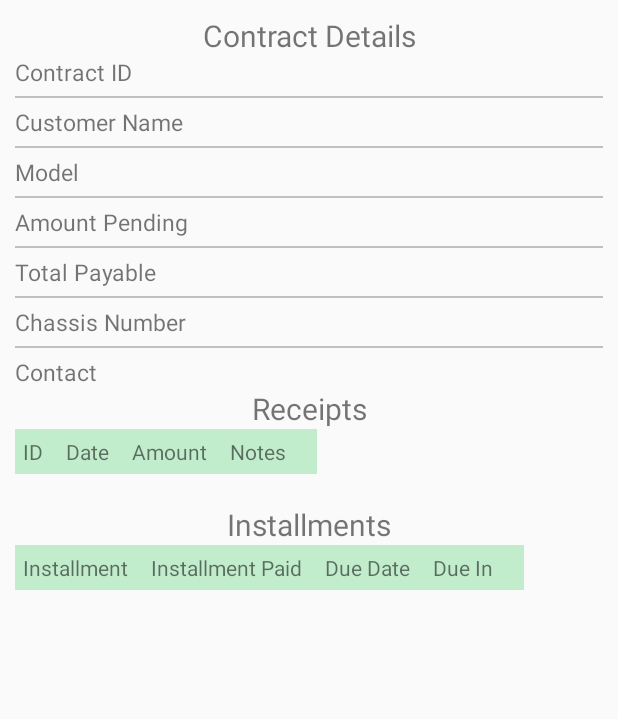
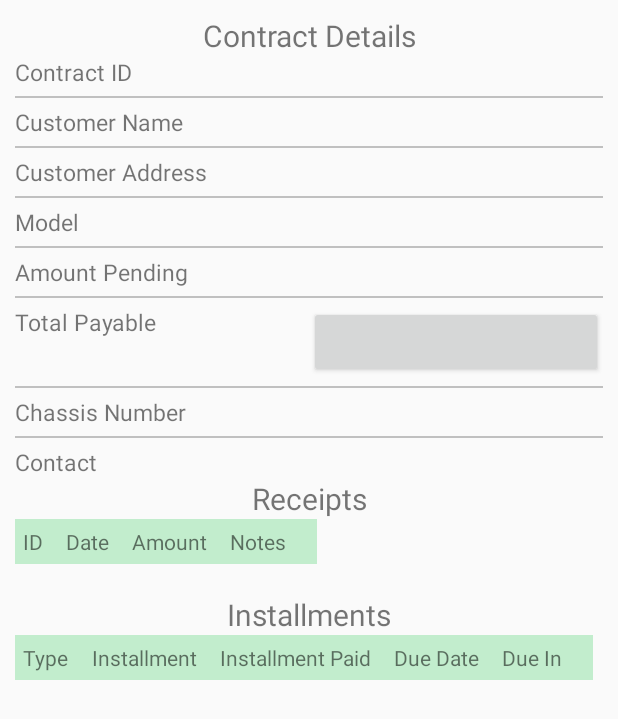
Before and after one commit to ssrdive/cidium-android, an Android app: the layout activity_contract_details.xml on its own in the app's theme, with its tools: preview values and no code run, on a phone screen of 412 x 824 dp. Shown: the top 719 px of the screen. Run offline under Robolectric (Android 15) with nearby library versions, the phone set to English and light mode, and no system bars; network calls fail.

Commit message:
Contract address added

```diff
--- a/app/build.gradle
+++ b/app/build.gradle
@@ -6,8 +6,8 @@ android {
         applicationId "app.agrivest.android"
         minSdkVersion 21
         targetSdkVersion 28
-        versionCode 3
-        versionName "1.2"
+        versionCode 4
+        versionName "1.3"
         testInstrumentationRunner "androidx.test.runner.AndroidJUnitRunner"
     }
     buildTypes {
--- a/app/src/main/java/app/agrivest/android/DashboardActivity.java
+++ b/app/src/main/java/app/agrivest/android/DashboardActivity.java
@@ -195,7 +195,7 @@ public class DashboardActivity extends AppCompatActivity implements View.OnClick
                             Toast.makeText(getApplicationContext(), "Error uploading offline receipts. Please check the amounts and validate with the office", Toast.LENGTH_LONG).show();
                             break;
                         case 400:
-                            signOut();
+//                            signOut();
                             break;
                     }
                     Log.d("STATUS_CODE", String.valueOf(networkResponse.statusCode));
--- a/app/src/main/java/app/agrivest/android/ReceiptActivity.java
+++ b/app/src/main/java/app/agrivest/android/ReceiptActivity.java
@@ -27,6 +27,7 @@ public class ReceiptActivity extends AppCompatActivity implements View.OnClickLi
     private String id;
     private String agrivest;
     private String customer_name;
+    private String customer_address;
     private String customer_contact;
     private String chassis_number;
     private float amount_pending;
@@ -34,6 +35,7 @@ public class ReceiptActivity extends AppCompatActivity implements View.OnClickLi
 
     private TextView id_TV;
     private TextView customer_name_TV;
+    private TextView customer_address_TV;
     private TextView chassis_number_TV;
     private TextView amount_pending_TV;
     private TextView total_payable_TV;
@@ -61,6 +63,7 @@ public class ReceiptActivity extends AppCompatActivity implements View.OnClickLi
         id = bundle.getString("id");
         agrivest = bundle.getString("agrivest");
         customer_name = bundle.getString("customer_name");
+        customer_address = bundle.getString("customer_address");
         customer_contact = bundle.getString("customer_contact");
         chassis_number = bundle.getString("chassis_number");
         amount_pending = Float.parseFloat(bundle.getString("amount_pending"));
@@ -73,6 +76,7 @@ public class ReceiptActivity extends AppCompatActivity implements View.OnClickLi
 
         id_TV = findViewById(R.id.id_TV);
         customer_name_TV = findViewById(R.id.customer_name_TV);
+        customer_address_TV = findViewById(R.id.customer_address_TV);
         chassis_number_TV = findViewById(R.id.chassis_number_TV);
         amount_pending_TV = findViewById(R.id.amount_pending_TV);
         total_payable_TV = findViewById(R.id.total_payable_TV);
@@ -107,6 +111,7 @@ public class ReceiptActivity extends AppCompatActivity implements View.OnClickLi
 
         id_TV.setText(id);
         customer_name_TV.setText(customer_name);
+        customer_address_TV.setText(customer_address);
         chassis_number_TV.setText(chassis_number);
         amount_pending_TV.setText(formatter.format(amount_pending));
         if (amount_pending > 0) {
--- a/app/src/main/java/app/agrivest/android/RowAdder.java
+++ b/app/src/main/java/app/agrivest/android/RowAdder.java
@@ -53,6 +53,7 @@ public class RowAdder {
                 final String id = contract.get("id");
                 final String agrivest = contract.get("agrivest");
                 final String customer_name = contract.get("customer_name");
+                final String customer_address = contract.get("customer_address");
                 final String model = contract.get("model");
                 final String customer_contact = contract.get("customer_contact");
                 final String chassis_number = contract.get("chassis_number");
@@ -70,6 +71,7 @@ public class RowAdder {
                         intent.putExtra("id", id);
                         intent.putExtra("agrivest", agrivest);
                         intent.putExtra("customer_name", customer_name);
+                        intent.putExtra("customer_address", customer_address);
                         intent.putExtra("model", model);
                         intent.putExtra("customer_contact", customer_contact);
                         intent.putExtra("chassis_number", chassis_number);
--- a/app/src/main/java/app/agrivest/android/SQLiteHelper.java
+++ b/app/src/main/java/app/agrivest/android/SQLiteHelper.java
@@ -7,7 +7,7 @@ import android.database.sqlite.SQLiteOpenHelper;
 import androidx.annotation.Nullable;
 
 public class SQLiteHelper extends SQLiteOpenHelper {
-    private static final int DATABASE_VERSION = 7;
+    private static final int DATABASE_VERSION = 8;
     public static final String DATABASE_NAME = "agrivest.db";
 
     public static final String CONTRACT_TABLE_NAME = "contract";
@@ -17,6 +17,7 @@ public class SQLiteHelper extends SQLiteOpenHelper {
     public static final String CONTRACT_COLUMN_MODEL = "model";
     public static final String CONTRACT_COLUMN_CHASSIS_NUMBER = "chassis_number";
     public static final String CONTRACT_COLUMN_CUSTOMER_NAME = "customer_name";
+    public static final String CONTRACT_COLUMN_CUSTOMER_ADDRESS = "customer_address";
     public static final String CONTRACT_COLUMN_CUSTOMER_CONTACT = "customer_contact";
     public static final String CONTRACT_COLUMN_AMOUNT_PENDING = "amount_pending";
     public static final String CONTRACT_COLUMN_TOTAL_PAYABLE = "total_payable";
@@ -45,6 +46,7 @@ public class SQLiteHelper extends SQLiteOpenHelper {
                 CONTRACT_COLUMN_MODEL + " TEXT, " +
                 CONTRACT_COLUMN_CHASSIS_NUMBER + " TEXT, " +
                 CONTRACT_COLUMN_CUSTOMER_NAME + " TEXT, " +
+                CONTRACT_COLUMN_CUSTOMER_ADDRESS + " TEXT, " +
                 CONTRACT_COLUMN_CUSTOMER_CONTACT + " TEXT, " +
                 CONTRACT_COLUMN_AMOUNT_PENDING + " TEXT, " +
                 CONTRACT_COLUMN_TOTAL_PAYABLE + " TEXT, " +
--- a/app/src/main/res/layout/activity_contract_details.xml
+++ b/app/src/main/res/layout/activity_contract_details.xml
@@ -90,6 +90,36 @@
                     android:layout_height="wrap_content"
                     android:layout_gravity="left"
                     android:layout_weight="1"
+                    android:text="Customer Address"
+                    android:textSize="15sp" />
+
+                <TextView
+                    android:id="@+id/customer_address_TV"
+                    android:layout_width="0dp"
+                    android:layout_height="wrap_content"
+                    android:layout_gravity="right"
+                    android:layout_weight="1"
+                    android:textSize="15sp" />
+
+            </LinearLayout>
+
+            <View
+                android:layout_width="match_parent"
+                android:layout_height="1dp"
+                android:layout_marginTop="5dp"
+                android:layout_marginBottom="5dp"
+                android:background="#c0c0c0" />
+
+            <LinearLayout
+                android:layout_width="fill_parent"
+                android:layout_height="wrap_content"
+                android:orientation="horizontal">
+
+                <TextView
+                    android:layout_width="0dp"
+                    android:layout_height="wrap_content"
+                    android:layout_gravity="left"
+                    android:layout_weight="1"
                     android:text="Model"
                     android:textSize="15sp" />
 
@@ -153,7 +183,7 @@
                     android:text="Total Payable"
                     android:textSize="15sp" />
 
-                <TextView
+                <Button
                     android:id="@+id/total_payable_TV"
                     android:layout_width="0dp"
                     android:layout_height="wrap_content"
@@ -303,6 +333,12 @@
                             android:layout_width="match_parent"
                             android:layout_height="wrap_content"
                             android:layout_marginRight="15dp"
+                            android:text="Type" />
+
+                        <TextView
+                            android:layout_width="match_parent"
+                            android:layout_height="wrap_content"
+                            android:layout_marginRight="15dp"
                             android:text="Installment" />
 
                         <TextView
--- a/app/src/main/res/layout/activity_dashboard.xml
+++ b/app/src/main/res/layout/activity_dashboard.xml
@@ -92,6 +92,11 @@
                             android:layout_height="wrap_content"
                             android:layout_marginRight="15dp"
                             android:text="Customer Name" />
+                        <TextView
+                            android:layout_width="match_parent"
+                            android:layout_height="wrap_content"
+                            android:layout_marginRight="15dp"
+                            android:text="Customer Address" />
 
                         <TextView
                             android:layout_width="match_parent"
```
Also changed, not shown: app/src/main/java/app/agrivest/android/ContractDetailsActivity.java (+31 -7 lines), app/src/main/res/layout/activity_receipt.xml (+30 -0 lines).
